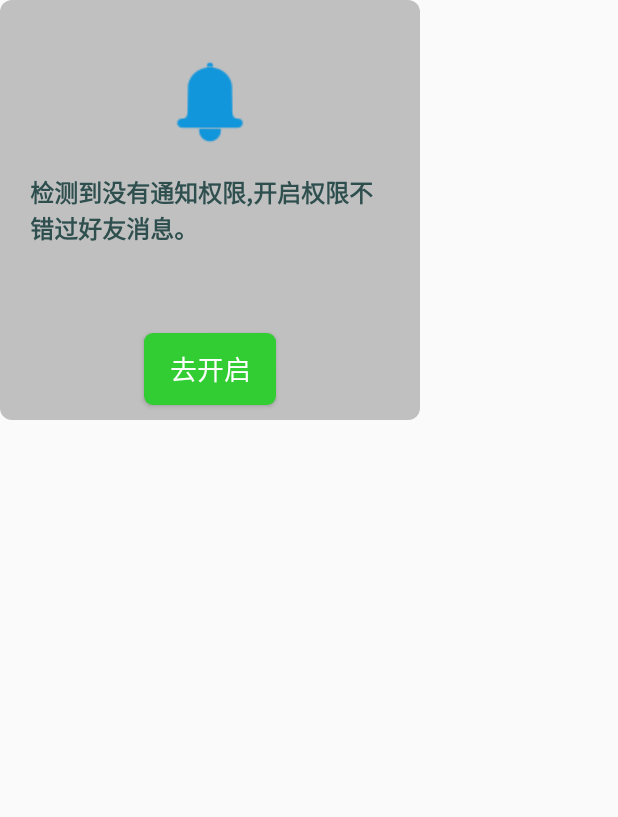
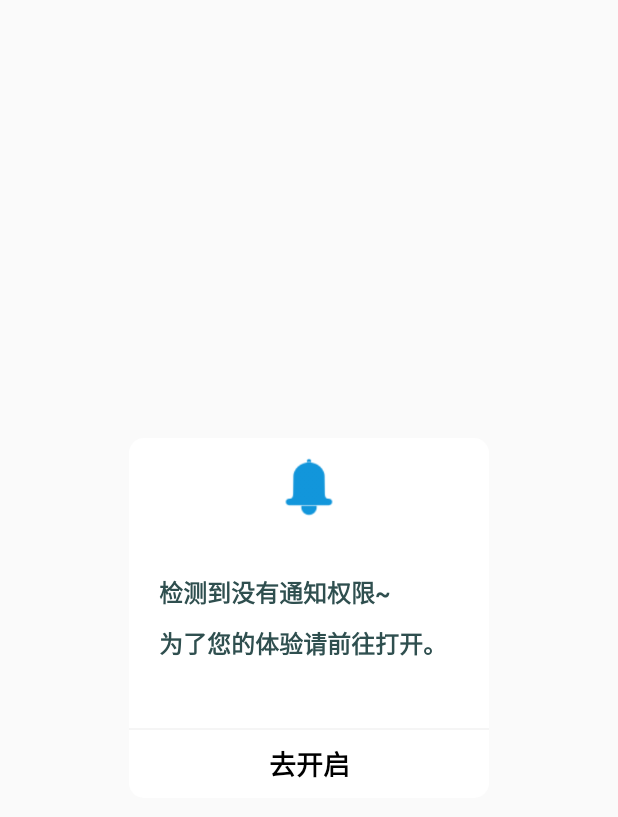
Before and after one commit to Tianyouliangl/Learn, an Android app: the layout layout_notification.xml on its own in the app's theme, with its tools: preview values and no code run, on a phone screen of 412 x 824 dp. Shown: the top 817 px of the screen. Run offline under Robolectric (Android 15) with nearby library versions, the phone set to English and light mode, and no system bars.

Commit message:
1.下线Dialog显示逻辑 2.首次安装权限，更新版本显示逻辑

```diff
--- a/app/src/main/AndroidManifest.xml
+++ b/app/src/main/AndroidManifest.xml
@@ -25,10 +25,6 @@
         android:roundIcon="@mipmap/icon_logo_round"
         android:supportsRtl="true"
         android:theme="@style/AppTheme">
-        <activity
-            android:launchMode="singleTop"
-            android:name=".act.GlobalDialogActivity"
-            android:theme="@style/MyDialogStyle"></activity>
         <activity android:name=".act.QREncodeActivity" />
         <activity android:name=".act.ScannerActivity" />
 
--- a/app/src/main/res/layout/layout_notification.xml
+++ b/app/src/main/res/layout/layout_notification.xml
@@ -1,52 +1,59 @@
 <?xml version="1.0" encoding="utf-8"?>
-<FrameLayout xmlns:android="http://schemas.android.com/apk/res/android"
-    android:layout_width="wrap_content"
-    android:background="@drawable/shape_item_loading"
-    android:layout_height="wrap_content">
+<RelativeLayout xmlns:android="http://schemas.android.com/apk/res/android"
+    android:layout_width="match_parent"
+    android:layout_height="match_parent">
 
 
 
     <RelativeLayout
-        android:layout_width="280dp"
-        android:layout_height="280dp">
+        android:layout_width="240dp"
+        android:background="@drawable/shape_offline"
+        android:layout_centerInParent="true"
+        android:layout_height="240dp">
+
+
+        <ImageView
+            android:id="@+id/iv_no"
+            android:layout_width="45dp"
+            android:layout_centerHorizontal="true"
+            android:layout_alignParentTop="true"
+            android:layout_marginTop="10dp"
+            android:src="@drawable/icon_notification"
+            android:layout_height="45dp"/>
 
         <TextView
             android:id="@+id/tv_content"
-            android:layout_width="wrap_content"
+            android:layout_width="match_parent"
             android:textSize="16sp"
-            android:text="检测到没有通知权限,开启权限不错过好友消息。"
+            android:text="检测到没有通知权限~\n为了您的体验请前往打开。"
             android:layout_centerInParent="true"
             android:layout_marginLeft="20dp"
             android:layout_marginRight="20dp"
+            android:lineSpacingExtra="10dp"
             android:textColor="@color/darkslategrey"
             android:textStyle="bold"
             android:layout_height="wrap_content"/>
 
-        <Button
-            android:id="@+id/btn_notification"
-            android:textColor="@color/white"
+        <View
+            android:layout_width="match_parent"
+            android:background="@color/whitesmoke"
+            android:layout_above="@id/tv_notification"
+            android:layout_height="1dp"/>
+
+        <TextView
+            android:id="@+id/tv_notification"
+            android:textColor="@color/black"
             android:text="去开启"
+            android:gravity="center"
             android:textSize="18sp"
+            android:minHeight="45dp"
+            android:textStyle="bold"
             android:layout_alignParentBottom="true"
-            android:layout_centerHorizontal="true"
-            android:padding="4dp"
-            android:layout_marginBottom="10dp"
-            android:layout_width="wrap_content"
-            android:background="@drawable/shape_tv_agree"
-            android:layout_height="wrap_content"/>
-
-        <ImageView
-            android:layout_width="wrap_content"
-            android:layout_centerHorizontal="true"
-            android:layout_above="@id/tv_content"
-            android:maxWidth="45dp"
-            android:maxHeight="45dp"
-            android:layout_marginBottom="16dp"
-            android:src="@drawable/icon_notification"
+            android:layout_width="match_parent"
             android:layout_height="wrap_content"/>
 
     </RelativeLayout>
 
 
 
-</FrameLayout>
+</RelativeLayout>
--- a/imlibrary/src/main/java/com/lib/xiangxiang/im/ImService.java
+++ b/imlibrary/src/main/java/com/lib/xiangxiang/im/ImService.java
@@ -49,6 +49,7 @@ public class ImService extends Service {
     public static final String SOCKET_DATA = "data";
     public static final String SOCKET_MSG = "msg";
     public static final String SOCKET_EVENT = "event";
+    public static Boolean startService = false;
 
 
     @Nullable
@@ -156,6 +157,7 @@ public class ImService extends Service {
     }
 
     private void releaseSocket() {
+        startService = false;
         ImSocketClient.release();
         stopSelf();
     }
@@ -185,6 +187,7 @@ public class ImService extends Service {
     }
 
     private void initSocket(Intent intent) {
+        startService = true;
         String token = intent.getStringExtra(SOCKET_DATA);
         ImSocketClient.initSocket(token, this);
     }
```
Also changed, not shown: app/src/main/java/com/learn/agg/act/GlobalDialogActivity.java (deleted, +0 -127 lines), app/src/main/java/com/learn/agg/act/MainActivity.java (+102 -30 lines), app/src/main/java/com/learn/agg/base/BaseActivity.java (+8 -0 lines), app/src/main/java/com/learn/agg/base/BaseAppCompatActivity.java (+8 -0 lines), app/src/main/java/com/learn/agg/base/BaseMvpActivity.java (+9 -1 lines), app/src/main/java/com/learn/agg/util/ActivityUtil.java (added, +174 -0 lines), 1 other file.
